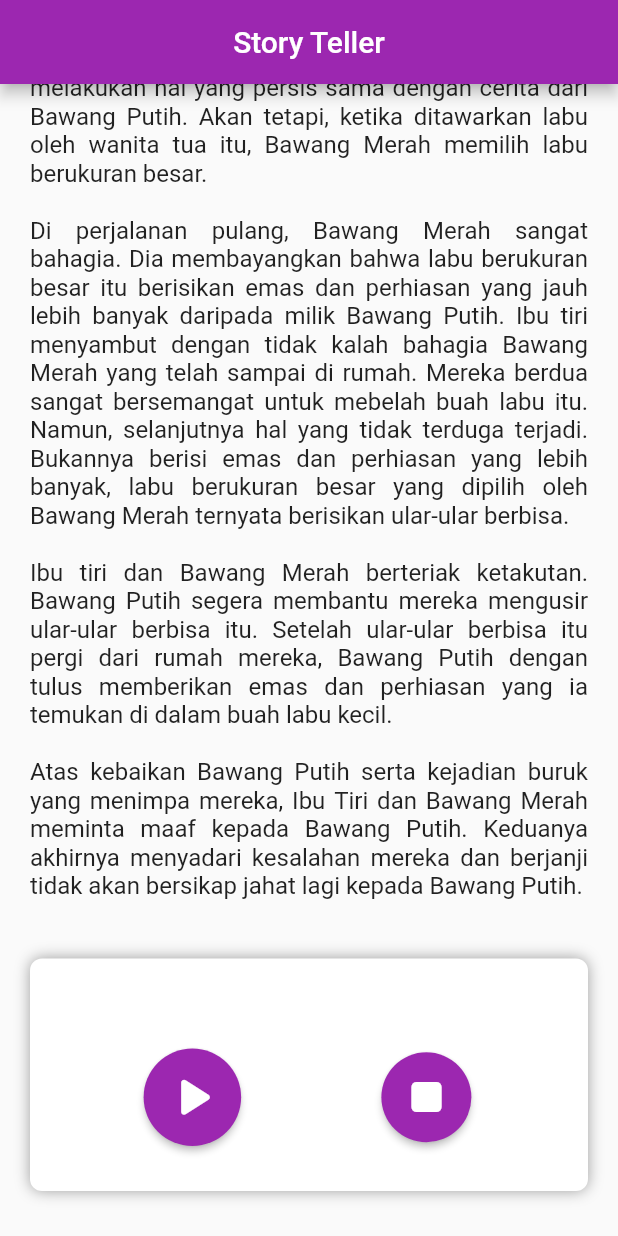
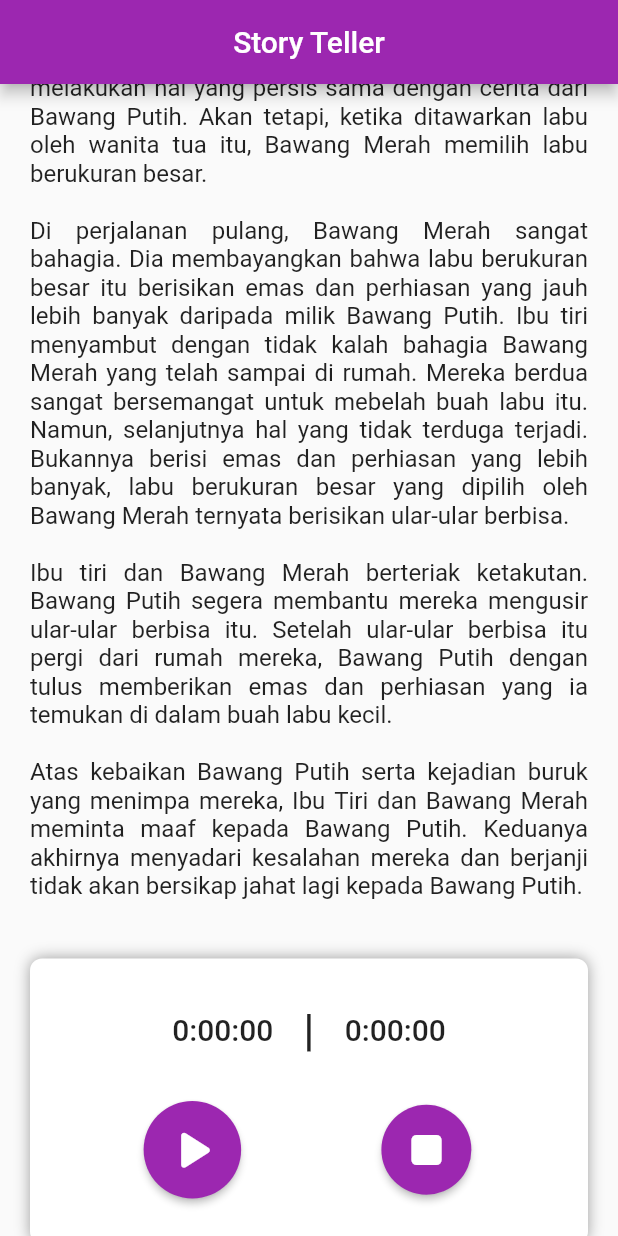
Before and after one commit to NoFall887/storyteller, a Flutter app: the screen it shows after launch, scrolled down 1101 dp, on a phone screen of 412 x 824 dp. Run offline on Flutter 3.47's test engine with Material 2 defaults, Android fonts, the phone set to English and light mode, and no system bars; our stand-ins replace assets_audio_player.

Commit message:
add playback time

```diff
--- a/lib/storyPlayer.dart
+++ b/lib/storyPlayer.dart
@@ -10,7 +10,7 @@ class StoryPlayer extends StatefulWidget {
 
 class _StoryPlayerState extends State<StoryPlayer> {
   late AssetsAudioPlayer player;
-  late var duration;
+  String? _duration;
   String? _nowPlaying;
 
   @override
@@ -20,6 +20,7 @@ class _StoryPlayerState extends State<StoryPlayer> {
     player.current.listen((playingAudio) {
       setState(() {
         _nowPlaying = playingAudio!.audio.assetAudioPath;
+        _duration = playingAudio.audio.duration.toString().split(".")[0];
       });
     });
 
@@ -61,7 +62,40 @@ class _StoryPlayerState extends State<StoryPlayer> {
   }
 
   Widget playbackTime() {
-    return Row();
+    return Row(
+      mainAxisAlignment: MainAxisAlignment.center,
+      crossAxisAlignment: CrossAxisAlignment.center,
+      children: [
+        PlayerBuilder.currentPosition(
+          player: player,
+          builder: (context, position) {
+            return Text(
+              position.toString().split(".")[0],
+              style: TextStyle(
+                fontSize: 20,
+                fontWeight: FontWeight.w500,
+              ),
+            );
+          },
+        ),
+        SizedBox(width: 20),
+        Text(
+          "|",
+          style: TextStyle(
+            fontSize: 30,
+            fontWeight: FontWeight.w500,
+          ),
+        ),
+        SizedBox(width: 20),
+        Text(
+          _duration != null ? "${_duration}" : "0:00:00",
+          style: TextStyle(
+            fontSize: 20,
+            fontWeight: FontWeight.w500,
+          ),
+        ),
+      ],
+    );
   }
 
   Widget audioControl() {
```
